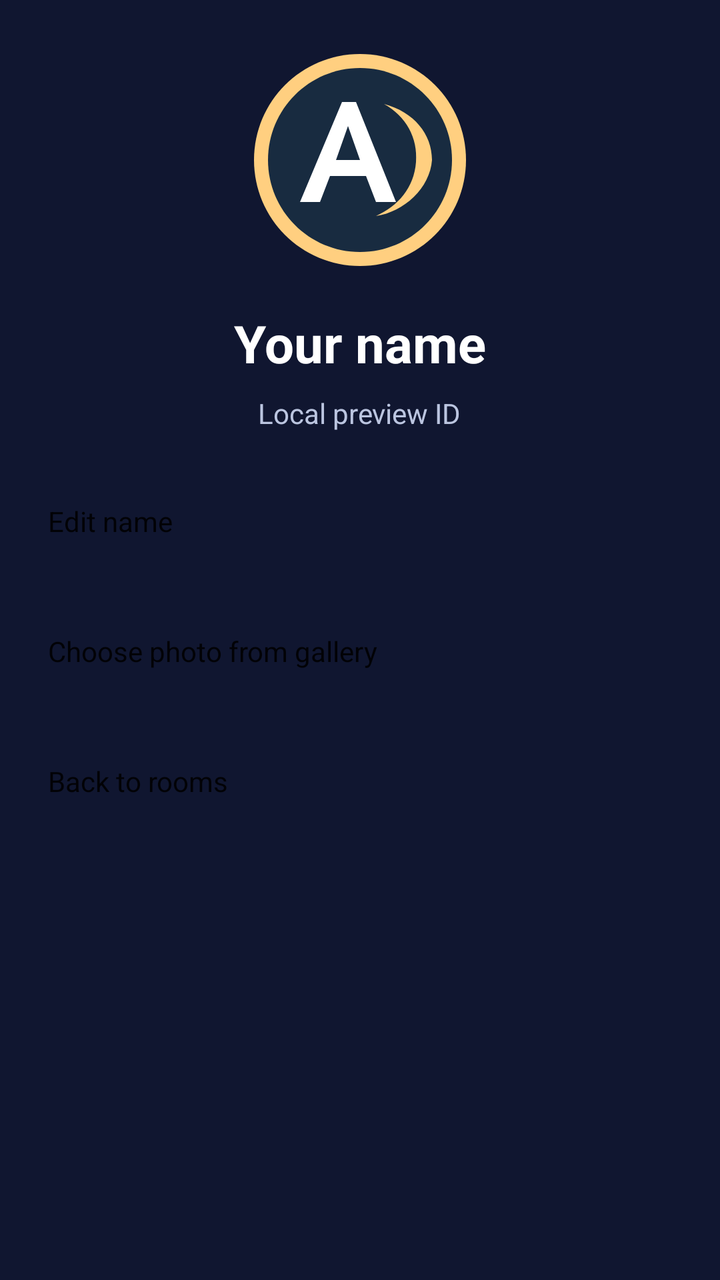
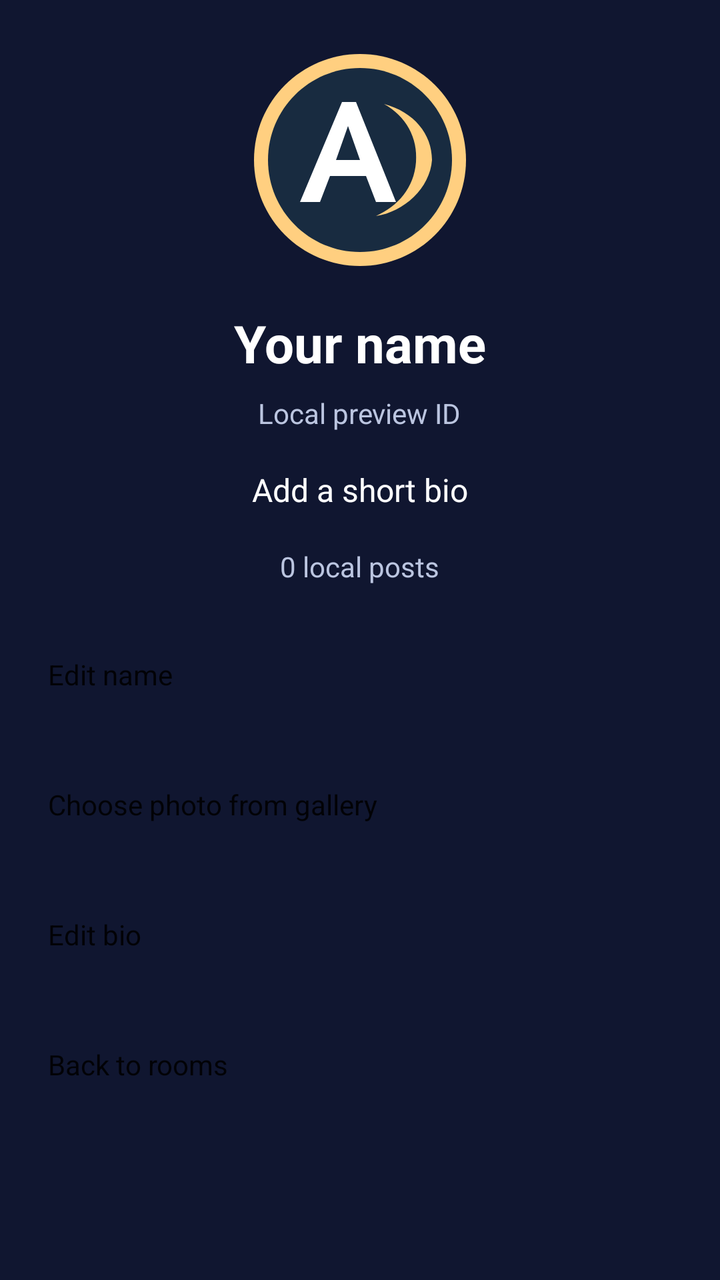

Two renders of the same Android screen: before a commit and after it. Below are the layout's source before the change and the commit's diff.
<!-- AndroidManifest.xml: application theme android:Theme.Material.Light.NoActionBar -->
<!-- res/layout/activity_profile.xml -->
<LinearLayout xmlns:android="http://schemas.android.com/apk/res/android"
    android:layout_width="match_parent" android:layout_height="match_parent"
    android:orientation="vertical" android:gravity="center_horizontal" android:padding="24dp"
    android:background="@color/navy">
    <ImageView android:id="@+id/profile_photo" android:layout_width="112dp" android:layout_height="112dp"
        android:src="@drawable/apno_mark" android:scaleType="centerCrop" android:contentDescription="Profile photo" />
    <TextView android:id="@+id/name" android:layout_width="wrap_content" android:layout_height="wrap_content"
        android:layout_marginTop="18dp" android:text="Your name" android:textSize="26sp"
        android:textStyle="bold" android:textColor="@color/white" />
    <TextView android:id="@+id/preview_id" android:layout_width="wrap_content" android:layout_height="wrap_content"
        android:layout_marginTop="8dp" android:text="Local preview ID" android:textColor="@color/muted" />
    <Button android:id="@+id/edit_name" android:layout_width="match_parent" android:layout_height="55dp"
        android:layout_marginTop="35dp" android:text="Edit name" android:textAllCaps="false" />
    <Button android:id="@+id/choose_photo" android:layout_width="match_parent" android:layout_height="55dp"
        android:layout_marginTop="10dp" android:text="Choose photo from gallery" android:textAllCaps="false" />
    <Button android:id="@+id/back" android:layout_width="match_parent" android:layout_height="55dp"
        android:layout_marginTop="10dp" android:text="Back to rooms" android:textAllCaps="false" />
</LinearLayout>
<!-- resources referenced by this layout -->
<resources>
  <color name="muted">#BBC5E0</color>
  <color name="navy">#101630</color>
  <color name="white">#FFFFFF</color>
  <!-- drawable apno_mark (drawable) -->
  <vector xmlns:android="http://schemas.android.com/apk/res/android" android:width="112dp" android:height="112dp" android:viewportWidth="112" android:viewportHeight="112">
  <path android:fillColor="#FFCF80" android:pathData="M56,3 C85.3,3 109,26.7 109,56 C109,85.3 85.3,109 56,109 C26.7,109 3,85.3 3,56 C3,26.7 26.7,3 56,3 Z"/>
  <path android:fillColor="#182B40" android:pathData="M56,10 C81.4,10 102,30.6 102,56 C102,81.4 81.4,102 56,102 C30.6,102 10,81.4 10,56 C10,30.6 30.6,10 56,10 Z"/>
  <path android:fillColor="#FFFFFF" android:pathData="M54,27 L74,77 L64,77 L59,64 L41,64 L36,77 L26,77 L47,27 Z M50,39 L44,56 L56,56 Z"/>
  <path android:fillColor="#FFCF80" android:pathData="M68,28 C79,34 85,45 84,57 C83,70 75,79 64,84 C78,82 91,70 92,56 C92,43 83,32 68,28 Z"/>
  </vector>
</resources>

<!-- the commit's change to res/layout/activity_profile.xml (unified diff, before → after) -->
@@ -9,10 +9,17 @@
         android:textStyle="bold" android:textColor="@color/white" />
     <TextView android:id="@+id/preview_id" android:layout_width="wrap_content" android:layout_height="wrap_content"
         android:layout_marginTop="8dp" android:text="Local preview ID" android:textColor="@color/muted" />
+    <TextView android:id="@+id/bio" android:layout_width="match_parent" android:layout_height="wrap_content"
+        android:layout_marginTop="18dp" android:text="Add a short bio" android:gravity="center"
+        android:textColor="@color/white" android:textSize="16sp" />
+    <TextView android:id="@+id/post_count" android:layout_width="wrap_content" android:layout_height="wrap_content"
+        android:layout_marginTop="18dp" android:text="0 local posts" android:textColor="@color/muted" />
     <Button android:id="@+id/edit_name" android:layout_width="match_parent" android:layout_height="55dp"
         android:layout_marginTop="35dp" android:text="Edit name" android:textAllCaps="false" />
     <Button android:id="@+id/choose_photo" android:layout_width="match_parent" android:layout_height="55dp"
         android:layout_marginTop="10dp" android:text="Choose photo from gallery" android:textAllCaps="false" />
+    <Button android:id="@+id/edit_bio" android:layout_width="match_parent" android:layout_height="55dp"
+        android:layout_marginTop="10dp" android:text="Edit bio" android:textAllCaps="false" />
     <Button android:id="@+id/back" android:layout_width="match_parent" android:layout_height="55dp"
         android:layout_marginTop="10dp" android:text="Back to rooms" android:textAllCaps="false" />
 </LinearLayout>
